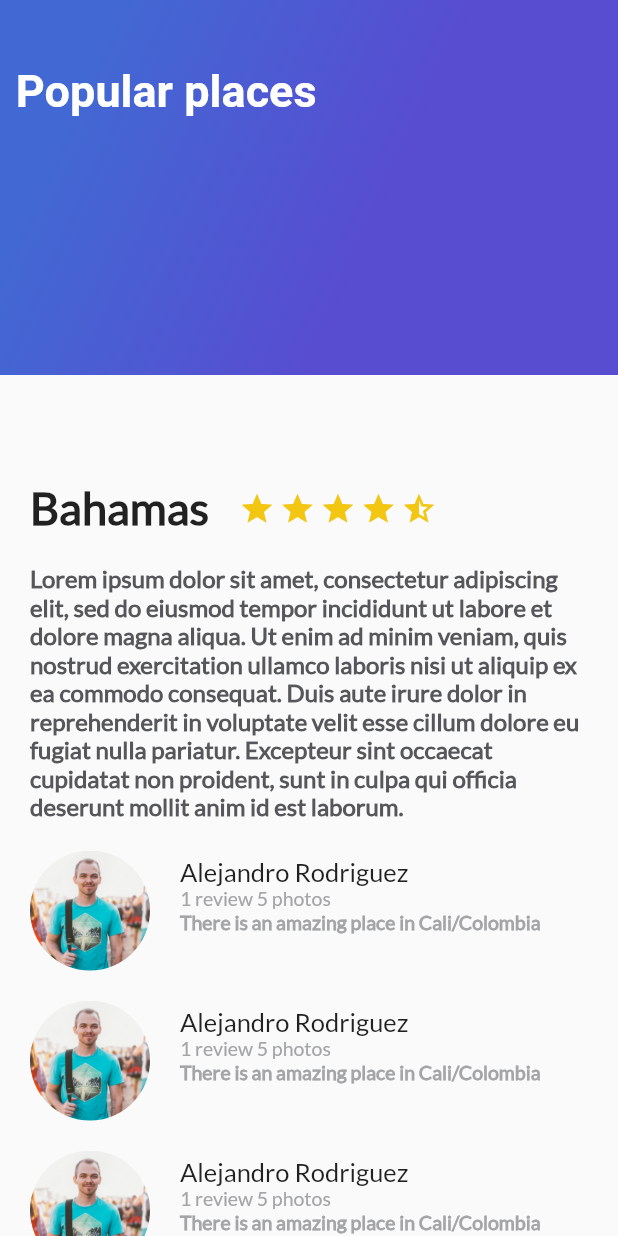
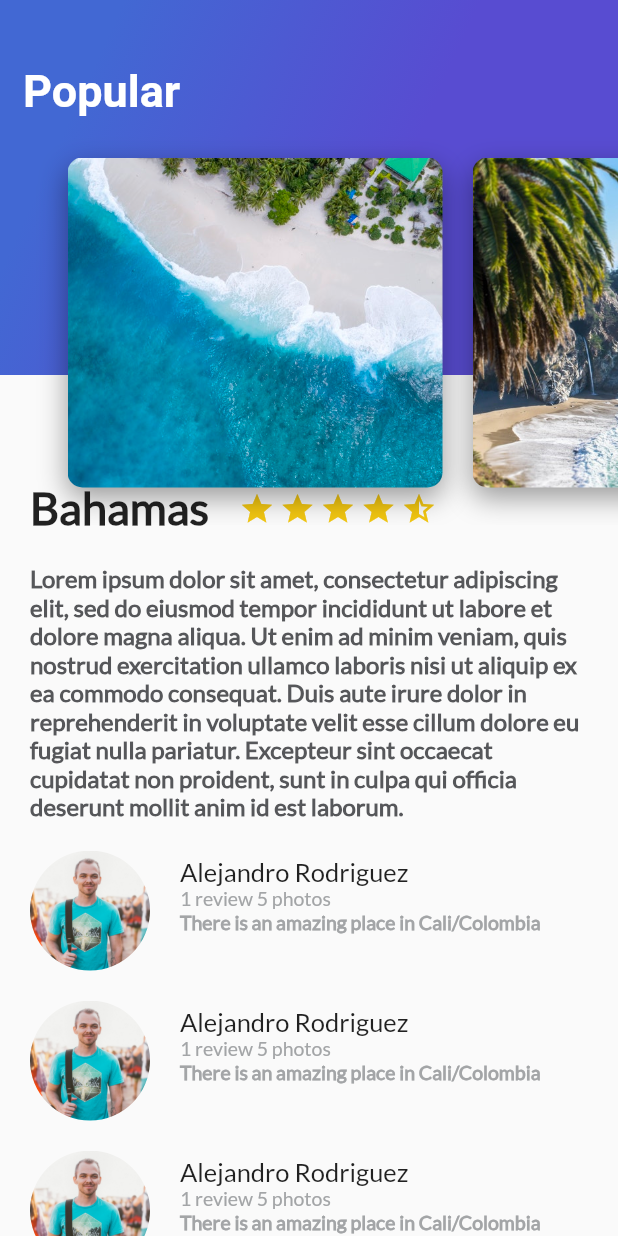
Before and after one commit to a-rodriguez296/platzi_trips_app, a Flutter app: the screen it shows after launch, on a phone screen of 412 x 824 dp. Run offline on Flutter 3.47's test engine with Material 2 defaults, Android fonts, the phone set to English and light mode, and no system bars.

Commit message:
ya me funciona el list view

```diff
--- /dev/null
+++ b/lib/card_image.dart
@@ -0,0 +1,29 @@
+import 'package:flutter/material.dart';
+
+class CardImage extends StatelessWidget {
+  String pathImage = "assets/img/river.jpeg";
+
+  CardImage(this.pathImage, {Key? key}) : super(key: key);
+
+  @override
+  Widget build(BuildContext context) {
+    final card = Container(
+      height: 350.0,
+      width: 250.0,
+      margin: EdgeInsets.only(top: 80.0, left: 20.0),
+      decoration: BoxDecoration(
+          image:
+              DecorationImage(fit: BoxFit.cover, image: AssetImage(pathImage)),
+          borderRadius: BorderRadius.all(Radius.circular(10.0)),
+          shape: BoxShape.rectangle,
+          boxShadow: const [
+            BoxShadow(
+                color: Colors.black38,
+                blurRadius: 15.0,
+                offset: Offset(0.0, 7.0))
+          ]),
+    );
+
+    return card;
+  }
+}
--- /dev/null
+++ b/lib/card_image_list.dart
@@ -0,0 +1,22 @@
+import 'package:flutter/material.dart';
+import 'package:platzi_trips_app/card_image.dart';
+
+class CardImageList extends StatelessWidget {
+
+
+  @override
+  Widget build(BuildContext context) {
+    return Container(height: 350.0,
+      child: ListView(
+        padding: EdgeInsets.all(25.0),
+        scrollDirection: Axis.horizontal,
+        children: [
+          CardImage("assets/img/beach.jpeg"),
+          CardImage("assets/img/beach_palm.jpeg"),
+          CardImage("assets/img/mountain_stars.jpeg"),
+          CardImage("assets/img/river.jpeg"),
+          CardImage("assets/img/sunset.jpeg"),
+        ],
+      ),);
+  }
+}
--- /dev/null
+++ b/lib/header_appbar.dart
@@ -0,0 +1,12 @@
+import 'package:flutter/material.dart';
+import 'package:platzi_trips_app/card_image_list.dart';
+import 'gradient_back.dart';
+
+class HeaderAppBar extends StatelessWidget {
+  @override
+  Widget build(BuildContext context) {
+    return Stack(
+      children: [GradientBack("Popular"), CardImageList()],
+    );
+  }
+}
--- a/lib/main.dart
+++ b/lib/main.dart
@@ -1,4 +1,5 @@
 import 'package:flutter/material.dart';
+import 'package:platzi_trips_app/header_appbar.dart';
 import 'package:platzi_trips_app/review_list.dart';
 import 'description_places.dart';
 import 'gradient_back.dart';
@@ -36,7 +37,7 @@ class MyApp extends StatelessWidget {
                     "Lorem ipsum dolor sit amet, consectetur adipiscing elit, sed do eiusmod tempor incididunt ut labore et dolore magna aliqua. Ut enim ad minim veniam, quis nostrud exercitation ullamco laboris nisi ut aliquip ex ea commodo consequat. Duis aute irure dolor in reprehenderit in voluptate velit esse cillum dolore eu fugiat nulla pariatur. Excepteur sint occaecat cupidatat non proident, sunt in culpa qui officia deserunt mollit anim id est laborum."),
                 ReviewList()
               ]),
-              GradientBack("Popular places")
+              HeaderAppBar()
 
             ],
           ), //DescriptionPlace("Bahamas", 5, "Lorem ipsum dolor sit amet, consectetur adipiscing elit, sed do eiusmod tempor incididunt ut labore et dolore magna aliqua. Ut enim ad minim veniam, quis nostrud exercitation ullamco laboris nisi ut aliquip ex ea commodo consequat. Duis aute irure dolor in reprehenderit in voluptate velit esse cillum dolore eu fugiat nulla pariatur. Excepteur sint occaecat cupidatat non proident, sunt in culpa qui officia deserunt mollit anim id est laborum."),
```
Also changed, not shown: pubspec.yaml (+5 -5 lines), 1 other file.
